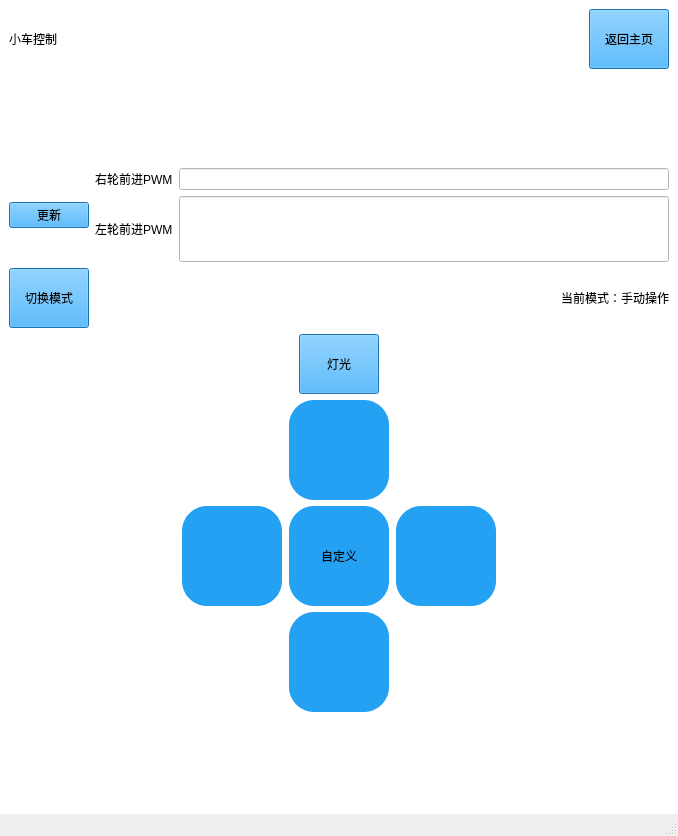
The window that qt-android/mainwindow.ui (langmda/car-project) describes before a commit, drawn with Qt 5.
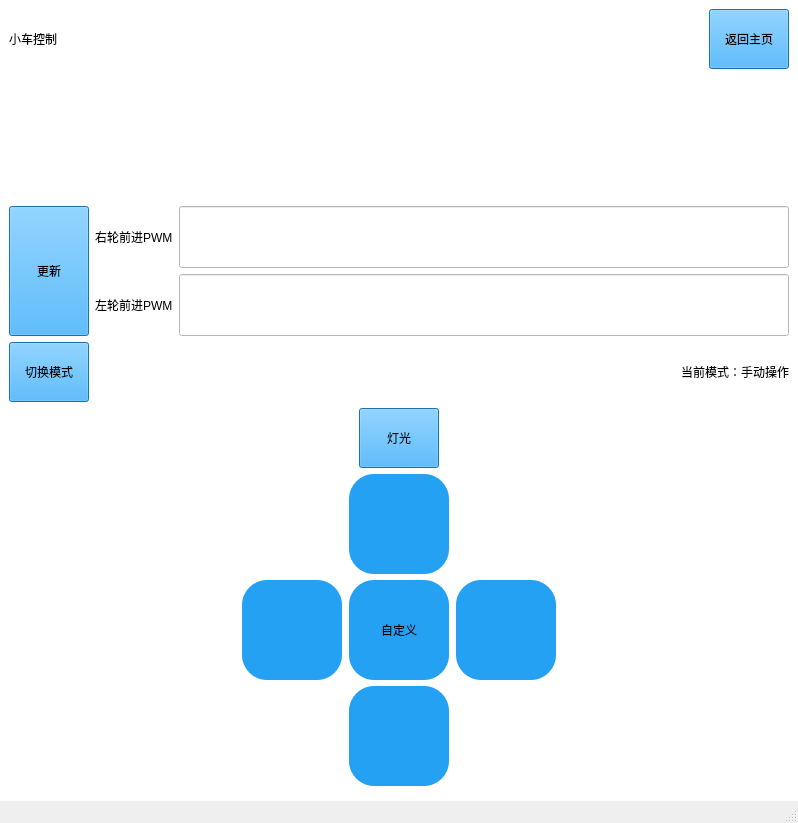
The same window after the commit. The open tabs and pages were chosen to show the change. Icons and pictures are not drawn.

```diff
--- a/qt-android/mainwindow.ui
+++ b/qt-android/mainwindow.ui
@@ -6,8 +6,8 @@
    <rect>
     <x>0</x>
     <y>0</y>
-    <width>678</width>
-    <height>836</height>
+    <width>798</width>
+    <height>823</height>
    </rect>
   </property>
   <property name="sizePolicy">
@@ -2633,6 +2633,12 @@
          <layout class="QHBoxLayout" name="horizontalLayout_34">
           <item>
            <widget class="QPushButton" name="UpdatePWMBtn">
+            <property name="sizePolicy">
+             <sizepolicy hsizetype="Minimum" vsizetype="Expanding">
+              <horstretch>0</horstretch>
+              <verstretch>0</verstretch>
+             </sizepolicy>
+            </property>
             <property name="styleSheet">
              <string notr="true">font: 18pt &quot;Microsoft YaHei UI&quot;;
 background-color: rgb(37, 161, 244);
@@ -2660,7 +2666,17 @@
                </widget>
               </item>
               <item>
-               <widget class="QLineEdit" name="RightPWMlineEdit"/>
+               <widget class="QLineEdit" name="RightPWMlineEdit">
+                <property name="sizePolicy">
+                 <sizepolicy hsizetype="Expanding" vsizetype="Expanding">
+                  <horstretch>0</horstretch>
+                  <verstretch>0</verstretch>
+                 </sizepolicy>
+                </property>
+                <property name="styleSheet">
+                 <string notr="true"/>
+                </property>
+               </widget>
               </item>
              </layout>
             </item>
@@ -2818,20 +2834,71 @@
             <property name="horizontalSpacing">
              <number>7</number>
             </property>
-            <item row="6" column="2">
-             <spacer name="horizontalSpacer_4">
-              <property name="orientation">
-               <enum>Qt::Orientation::Horizontal</enum>
+            <item row="5" column="1">
+             <widget class="QPushButton" name="LeftButton">
+              <property name="sizePolicy">
+               <sizepolicy hsizetype="Fixed" vsizetype="Fixed">
+                <horstretch>0</horstretch>
+                <verstretch>0</verstretch>
+               </sizepolicy>
               </property>
-              <property name="sizeHint" stdset="0">
+              <property name="minimumSize">
                <size>
-                <width>40</width>
-                <height>20</height>
+                <width>100</width>
+                <height>100</height>
                </size>
               </property>
-             </spacer>
+              <property name="maximumSize">
+               <size>
+                <width>100</width>
+                <height>100</height>
+               </size>
+              </property>
+              <property name="styleSheet">
+               <string notr="true">QPushButton {
+    border-radius: 25px;
+    min-width: 100px;
+    max-width: 100px;
+    min-height: 100px;
+    max-height: 100px;
+    border: none;
+    background-color: rgb(37, 161, 244);
+    qproperty-icon: url(:/image/左转.png);
+    qproperty-iconSize: 90px 90px;  /* 控制图标大小 */
+}
+
+QPushButton:pressed {
+    background-color: rgb(30, 129, 195);
+}</string>
+              </property>
+              <property name="text">
+               <string/>
+              </property>
+              <property name="autoRepeat">
+               <bool>true</bool>
+              </property>
+              <property name="autoExclusive">
+               <bool>false</bool>
+              </property>
+              <property name="autoRepeatDelay">
+               <number>100</number>
+              </property>
+             </widget>
             </item>
             <item row="4" column="1">
+             <spacer name="horizontalSpacer_66">
+              <property name="orientation">
+               <enum>Qt::Orientation::Horizontal</enum>
+              </property>
+              <property name="sizeHint" stdset="0">
+               <size>
+                <width>40</width>
+                <height>20</height>
+               </size>
+              </property>
+             </spacer>
+            </item>
+            <item row="4" column="2">
              <widget class="QPushButton" name="FrontButton">
               <property name="sizePolicy">
                <sizepolicy hsizetype="Fixed" vsizetype="Fixed">
@@ -2882,72 +2949,8 @@
               </property>
              </widget>
             </item>
-            <item row="6" column="0">
-             <spacer name="horizontalSpacer_5">
-              <property name="orientation">
-               <enum>Qt::Orientation::Horizontal</enum>
-              </property>
-              <property name="sizeHint" stdset="0">
-               <size>
-                <width>40</width>
-                <height>20</height>
-               </size>
-              </property>
-             </spacer>
-            </item>
-            <item row="5" column="0">
-             <widget class="QPushButton" name="LeftButton">
-              <property name="sizePolicy">
-               <sizepolicy hsizetype="Fixed" vsizetype="Fixed">
-                <horstretch>0</horstretch>
-                <verstretch>0</verstretch>
-               </sizepolicy>
-              </property>
-              <property name="minimumSize">
-               <size>
-                <width>100</width>
-                <height>100</height>
-               </size>
-              </property>
-              <property name="maximumSize">
-               <size>
-                <width>100</width>
-                <height>100</height>
-               </size>
-              </property>
-              <property name="styleSheet">
-               <string notr="true">QPushButton {
-    border-radius: 25px;
-    min-width: 100px;
-    max-width: 100px;
-    min-height: 100px;
-    max-height: 100px;
-    border: none;
-    background-color: rgb(37, 161, 244);
-    qproperty-icon: url(:/image/左转.png);
-    qproperty-iconSize: 90px 90px;  /* 控制图标大小 */
-}
-
-QPushButton:pressed {
-    background-color: rgb(30, 129, 195);
-}</string>
-              </property>
-              <property name="text">
-               <string/>
-              </property>
-              <property name="autoRepeat">
-               <bool>true</bool>
-              </property>
-              <property name="autoExclusive">
-               <bool>false</bool>
-              </property>
-              <property name="autoRepeatDelay">
-               <number>100</number>
-              </property>
-             </widget>
-            </item>
-            <item row="4" column="2">
-             <spacer name="horizontalSpacer_2">
+            <item row="4" column="3">
+             <spacer name="horizontalSpacer_67">
               <property name="orientation">
                <enum>Qt::Orientation::Horizontal</enum>
               </property>
@@ -2960,63 +2963,19 @@
              </spacer>
             </item>
             <item row="6" column="1">
-             <widget class="QPushButton" name="BackButton">
-              <property name="sizePolicy">
-               <sizepolicy hsizetype="Minimum" vsizetype="Fixed">
-                <horstretch>0</horstretch>
-                <verstretch>0</verstretch>
-               </sizepolicy>
+             <spacer name="horizontalSpacer_68">
+              <property name="orientation">
+               <enum>Qt::Orientation::Horizontal</enum>
               </property>
-              <property name="minimumSize">
+              <property name="sizeHint" stdset="0">
                <size>
-                <width>100</width>
-                <height>100</height>
+                <width>40</width>
+                <height>20</height>
                </size>
               </property>
-              <property name="maximumSize">
-               <size>
-                <width>100</width>
-                <height>100</height>
-               </size>
-              </property>
-              <property name="baseSize">
-               <size>
-                <width>100</width>
-                <height>100</height>
-               </size>
-              </property>
-              <property name="styleSheet">
-               <string notr="true">QPushButton {
-    border-radius: 25px;
-    min-width: 100px;
-    max-width: 100px;
-    min-height: 100px;
-    max-height: 100px;
-    border: none;
-    background-color: rgb(37, 161, 244);
-    qproperty-icon: url(:/image/后退.png);
-    qproperty-iconSize: 90px 90px;  /* 控制图标大小 */
-}
-
-QPushButton:pressed {
-    background-color: rgb(30, 129, 195);
-}</string>
-              </property>
-              <property name="text">
-               <string/>
-              </property>
-              <property name="autoRepeat">
-               <bool>true</bool>
-              </property>
-              <property name="autoExclusive">
-               <bool>false</bool>
-              </property>
-              <property name="autoRepeatDelay">
-               <number>100</number>
-              </property>
-             </widget>
+             </spacer>
             </item>
-            <item row="5" column="2">
+            <item row="5" column="3">
              <widget class="QPushButton" name="RightButton">
               <property name="sizePolicy">
                <sizepolicy hsizetype="Fixed" vsizetype="Fixed">
@@ -3067,8 +3026,8 @@
               </property>
              </widget>
             </item>
-            <item row="4" column="0">
-             <spacer name="horizontalSpacer">
+            <item row="6" column="3">
+             <spacer name="horizontalSpacer_69">
               <property name="orientation">
                <enum>Qt::Orientation::Horizontal</enum>
               </property>
@@ -3080,7 +3039,7 @@
               </property>
              </spacer>
             </item>
-            <item row="5" column="1">
+            <item row="5" column="2">
              <widget class="QPushButton" name="RightCirlcleButton">
               <property name="styleSheet">
                <string notr="true">QPushButton {
@@ -3111,6 +3070,63 @@
               </property>
              </widget>
             </item>
+            <item row="6" column="2">
+             <widget class="QPushButton" name="BackButton">
+              <property name="sizePolicy">
+               <sizepolicy hsizetype="Minimum" vsizetype="Fixed">
+                <horstretch>0</horstretch>
+                <verstretch>0</verstretch>
+               </sizepolicy>
+              </property>
+              <property name="minimumSize">
+               <size>
+                <width>100</width>
+                <height>100</height>
+               </size>
+              </property>
+              <property name="maximumSize">
+               <size>
+                <width>100</width>
+                <height>100</height>
+               </size>
+              </property>
+              <property name="baseSize">
+               <size>
+                <width>100</width>
+                <height>100</height>
+               </size>
+              </property>
+              <property name="styleSheet">
+               <string notr="true">QPushButton {
+    border-radius: 25px;
+    min-width: 100px;
+    max-width: 100px;
+    min-height: 100px;
+    max-height: 100px;
+    border: none;
+    background-color: rgb(37, 161, 244);
+    qproperty-icon: url(:/image/后退.png);
+    qproperty-iconSize: 90px 90px;  /* 控制图标大小 */
+}
+
+QPushButton:pressed {
+    background-color: rgb(30, 129, 195);
+}</string>
+              </property>
+              <property name="text">
+               <string/>
+              </property>
+              <property name="autoRepeat">
+               <bool>true</bool>
+              </property>
+              <property name="autoExclusive">
+               <bool>false</bool>
+              </property>
+              <property name="autoRepeatDelay">
+               <number>100</number>
+              </property>
+             </widget>
+            </item>
            </layout>
           </item>
           <item>
@@ -3129,17 +3145,7 @@
          </layout>
         </item>
         <item>
-         <spacer name="verticalSpacer_26">
-          <property name="orientation">
-           <enum>Qt::Orientation::Vertical</enum>
-          </property>
-          <property name="sizeHint" stdset="0">
-           <size>
-            <width>20</width>
-            <height>40</height>
-           </size>
-          </property>
-         </spacer>
+         <widget class="QWidget" name="widget_2" native="true"/>
         </item>
        </layout>
       </widget>
```
Left out of the diff: 283 changed lines with no effect on the pictures.
